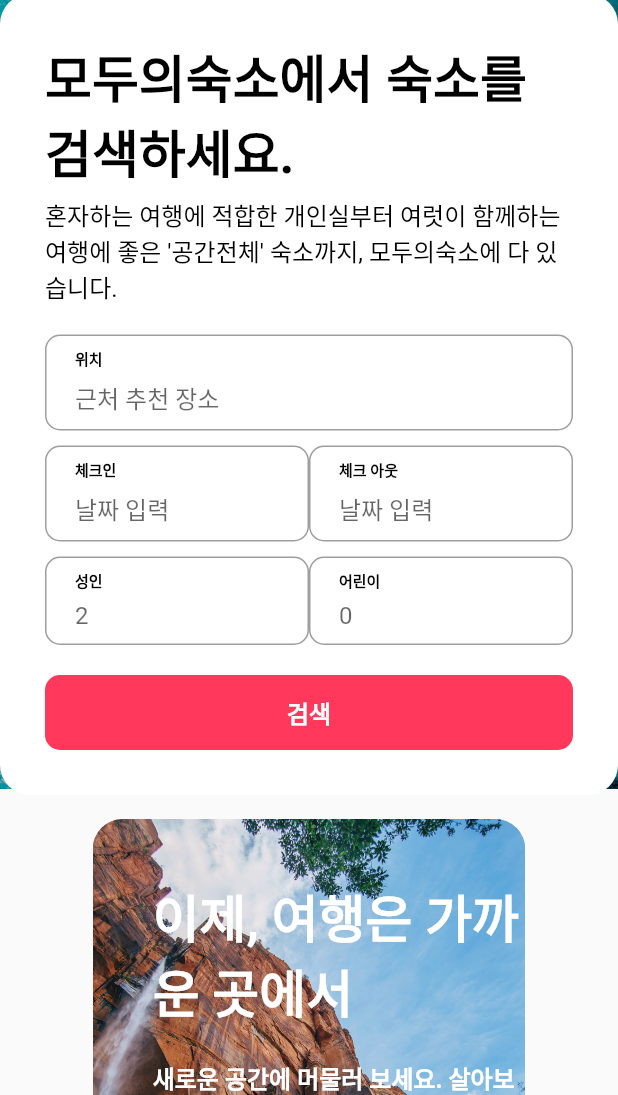
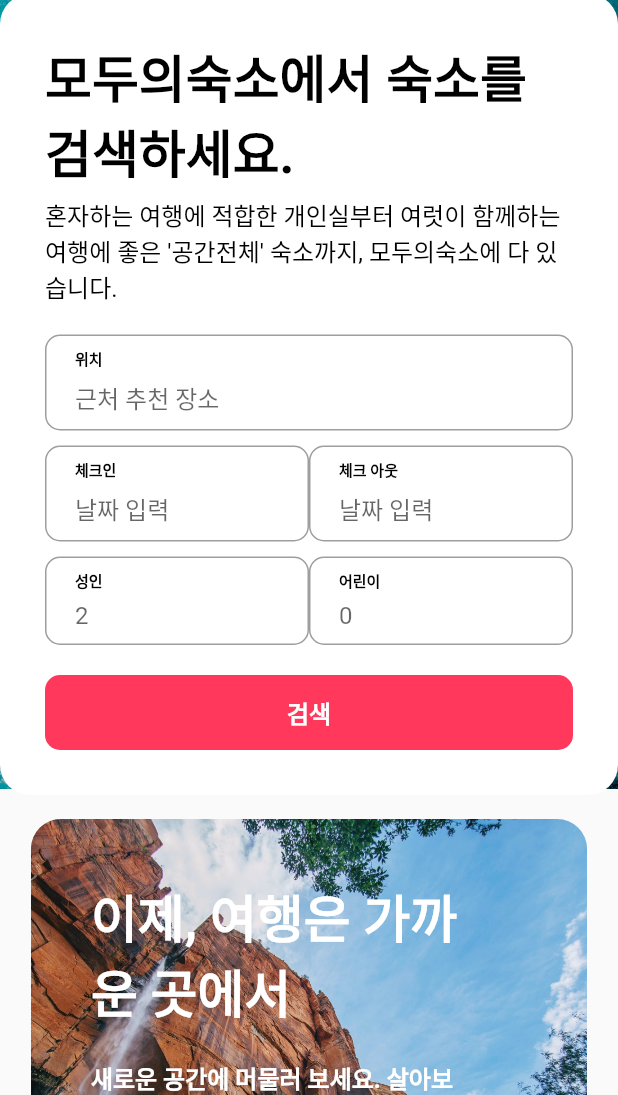
Before and after one commit to 1eehanjin/flutter_ui_book1, a Flutter app: the screen it shows after launch, on a phone screen of 412 x 824 dp, the part 141-1236 px from its top. Run offline on Flutter 3.47's test engine with Material 2 defaults, Android fonts, the phone set to English and light mode, and no system bars; our stand-ins replace flutter_svg.

Commit message:
9wkd wjfqks

```diff
--- a/flutter_airbnb/lib/size.dart
+++ b/flutter_airbnb/lib/size.dart
@@ -12,5 +12,5 @@ const double header_height = 620;
 
 // MediaQuery 클래스로 화면 사이즈를 받을 수 있다.
 double getBodyWidth(BuildContext context) {
-  return MediaQuery.of(context).size.width * 0.7;
+  return MediaQuery.of(context).size.width * 0.9;
 }
```
Also changed, not shown: flutter_airbnb/pubspec.lock, 1 other file.
